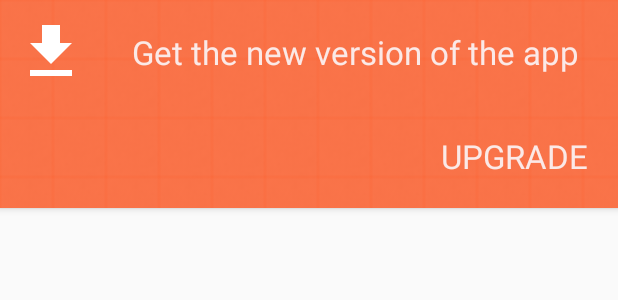
After one commit to kowlgi/wompwomp-android-app, an Android app: the layout upgrade_card.xml on its own in the app's theme, with its tools: preview values and no code run, on a phone screen of 412 x 824 dp. The commit adds this screen. Shown: the top 300 px of the screen. Run offline under Robolectric (Android 15) with nearby library versions, the phone set to English and light mode, and no system bars.

Commit message:
Final changes before apk 1.2 update: 1. Added 'App update' card and notification code 2. Added ability to target content notification to apk's with version > or < specified version code

```diff
--- a/app/src/main/java/co/wompwomp/sunshine/RegistrationIntentService.java
+++ b/app/src/main/java/co/wompwomp/sunshine/RegistrationIntentService.java
@@ -32,7 +32,6 @@
 public class RegistrationIntentService extends IntentService {
 
     private static final String TAG = "RegIntentService";
-    private static final String[] TOPICS = {"content", "sync", "cta_share", "cta_rate", "remove_all_ctas"};
 
     public RegistrationIntentService() {
         super(TAG);
@@ -94,8 +93,8 @@
     // [START subscribe_topics]
     private void subscribeTopics(String token) throws IOException {
         GcmPubSub pubSub = GcmPubSub.getInstance(this);
-        for (String topic : TOPICS) {
-            pubSub.subscribe(token, "/topics/" + topic, null);
+        for (String topic : WompWompConstants.NOTIFICATION_TOPICS) {
+            pubSub.subscribe(token, topic, null);
         }
     }
     // [END subscribe_topics]
--- /dev/null
+++ b/app/src/main/res/drawable/upgrade_card_background.xml
@@ -0,0 +1,14 @@
+<?xml version="1.0" encoding="utf-8"?>
+<layer-list xmlns:android="http://schemas.android.com/apk/res/android">
+    <item>
+        <shape android:shape="rectangle" >
+            <solid android:color="#FF5722" />
+        </shape>
+    </item>
+    <item>
+        <bitmap xmlns:android="http://schemas.android.com/apk/res/android"
+            android:src="@drawable/smooth_wall"
+            android:tileMode="repeat"
+            android:alpha="0.2"/>
+    </item>
+</layer-list>
--- /dev/null
+++ b/app/src/main/res/layout/upgrade_card.xml
@@ -0,0 +1,60 @@
+<?xml version="1.0" encoding="utf-8"?>
+<android.support.v7.widget.CardView
+    xmlns:card_view="http://schemas.android.com/apk/res-auto"
+    xmlns:android="http://schemas.android.com/apk/res/android"
+    android:layout_width="match_parent"
+    android:layout_height="wrap_content"
+    card_view:cardCornerRadius="0dp"
+    android:clickable="false"
+    card_view:cardElevation="3dp"
+    android:layout_marginBottom="30dp"
+    android:focusableInTouchMode="false"
+    android:focusable="false"
+    android:contextClickable="false">
+
+    <LinearLayout xmlns:android="http://schemas.android.com/apk/res/android"
+        android:orientation="vertical" android:layout_width="match_parent"
+        android:layout_height="wrap_content"
+        android:background="@drawable/upgrade_card_background" >
+
+        <LinearLayout
+            android:layout_width="match_parent"
+            android:layout_height="wrap_content"
+            android:orientation="horizontal">
+
+            <ImageView
+                android:layout_width="wrap_content"
+                android:layout_height="match_parent"
+                android:src="@drawable/ic_get_app_white_48dp"
+                android:padding="10dp"/>
+
+            <TextView
+                android:text="@string/upgrade_to_new_version"
+                style="@android:style/TextAppearance.Large"
+                android:layout_width="wrap_content"
+                android:layout_height="wrap_content"
+                android:layout_alignParentLeft="true"
+                android:textColor="#FBE9E7"
+                android:padding="20dp"/>
+        </LinearLayout>
+
+        <RelativeLayout
+            android:layout_width="match_parent"
+            android:layout_height="wrap_content">
+            <Button
+                android:text="UPGRADE"
+                android:id="@+id/upgradeappbutton"
+                android:textColor="#FBE9E7"
+                android:layout_width="wrap_content"
+                android:layout_height="wrap_content"
+                android:textAlignment="center"
+                android:layout_alignParentRight="true"
+                android:padding="20dp"
+                android:clickable="true"
+                style="?android:attr/borderlessButtonStyle"
+                android:textAppearance="@style/TextAppearance.AppCompat.Large" />
+        </RelativeLayout>
+
+    </LinearLayout>
+
+</android.support.v7.widget.CardView>
--- a/app/src/main/res/values/strings.xml
+++ b/app/src/main/res/values/strings.xml
@@ -2,7 +2,6 @@
     <string name="action_share_app">Share the app</string>
     <string name="action_rate">Rate us</string>
     <string name="action_refresh">Refresh</string>
-    <string name="action_likes">Likes</string>
     <string name="action_about">About</string>
 
     <string name="title_activity_main">MainActivity</string>
@@ -11,7 +10,6 @@
     <string name="rate">RATE</string>
 
     <string name="no_network_connection_toast">No network connection found</string>
-    <string name="title_activity_likes">Likes</string>
     <string name="rate_us_placeholder">Next bus to the Play store arriving shortly…</string>
     <string name="share_app">Install the wompwomp app for your funniest minute every day: http://wompwomp.co/install</string>
     <string name="share_us_if_you_like">If you like our app share it with others</string>
@@ -40,8 +38,8 @@
         <item>Waiting on kittens to approve today\'s content…</item>
     </string-array>
     <string name="facebook_app_id">570524353097440</string>
-    <string name="empty_likes_cta">You have not liked any items. Tap the heart button on an item to like it</string>
     <string name="undoPostMessage">Removed post from your stream</string>
     <string name="restorePostMessage">Restored post</string>
     <string name="defaultAuthor">higgsboson</string>
+    <string name="upgrade_to_new_version">Get the new version of the app</string>
 </resources>
```
Also changed, not shown: app/src/main/AndroidManifest.xml (+0 -11 lines), app/src/main/java/co/wompwomp/sunshine/MainActivity.java (+8 -3 lines), app/src/main/java/co/wompwomp/sunshine/MyCursorAdapter.java (+24 -13 lines), app/src/main/java/co/wompwomp/sunshine/MyGcmListenerService.java (+50 -28 lines), app/src/main/java/co/wompwomp/sunshine/MyListItem.java (+15 -0 lines), app/src/main/java/co/wompwomp/sunshine/WompWompConstants.java (+17 -2 lines), app/src/main/res/drawable-hdpi/ic_get_app_white_48dp.png (added), app/src/main/res/drawable-mdpi/ic_get_app_white_48dp.png (added), app/src/main/res/drawable-xhdpi/ic_get_app_white_48dp.png (added), app/src/main/res/drawable-xxhdpi/ic_get_app_white_48dp.png (added), app/src/main/res/drawable-xxxhdpi/ic_get_app_white_48dp.png (added), app/src/main/res/drawable/smooth_wall.png (added).
